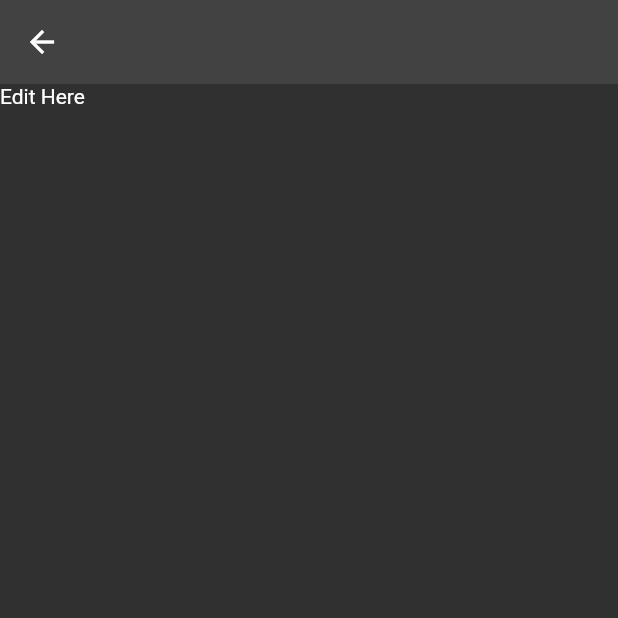
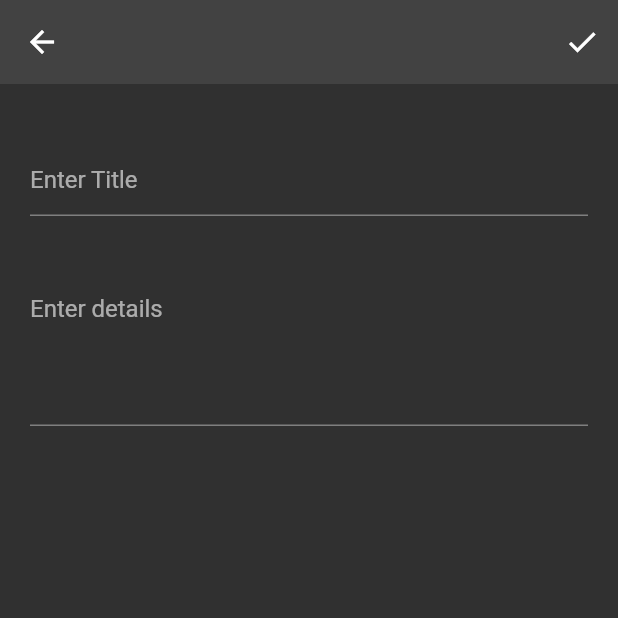
Before and after one commit to peterr72/notes_app, a Flutter app: the EditNoteView screen opened directly, on a phone screen of 412 x 824 dp, the top half of it. Run offline on Flutter 3.47's test engine with Material 2 defaults, Android fonts, the phone set to English and light mode, and no system bars.

Commit message:
add initial implementation of view

```diff
--- a/lib/views/edit_note/edit_note_view.dart
+++ b/lib/views/edit_note/edit_note_view.dart
@@ -6,12 +6,44 @@ class EditNoteView extends StatelessWidget {
   @override
   Widget build(BuildContext context) {
     return Scaffold(
-      appBar: AppBar(
-        elevation: 0,
-      ),
-      body: Container(
-        child: Text('Edit Here'),
-      ),
-    );
+        appBar: AppBar(
+          elevation: 0,
+          actions: [
+            IconButton(
+              onPressed: () {},
+              icon: const Icon(Icons.check),
+            ),
+          ],
+        ),
+        body: SizedBox(
+          height: 400,
+          child: Column(
+            mainAxisAlignment: MainAxisAlignment.spaceBetween,
+            children: [
+              (Form(
+                child: Padding(
+                  padding: const EdgeInsets.symmetric(horizontal: 20.0, vertical: 40.0),
+                  child: Column(
+                    children: [
+                      TextFormField(
+                        keyboardType: TextInputType.text,
+                        maxLines: 1,
+                        decoration: const InputDecoration(hintText: 'Enter Title'),
+                      ),
+                      const SizedBox(
+                        height: 40,
+                      ),
+                      TextFormField(
+                        keyboardType: TextInputType.multiline,
+                        maxLines: 4,
+                        decoration: const InputDecoration(hintText: 'Enter details'),
+                      ),
+                    ],
+                  ),
+                ),
+              )),
+            ],
+          ),
+        ));
   }
 }
```
